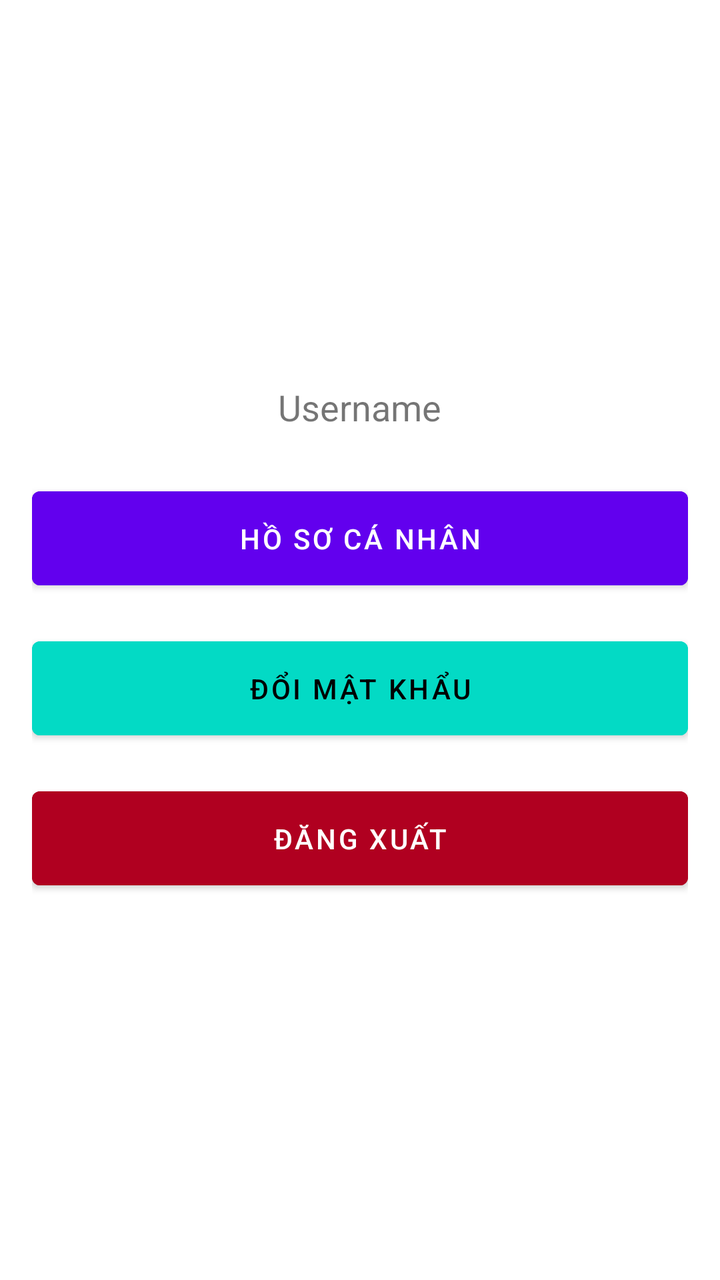
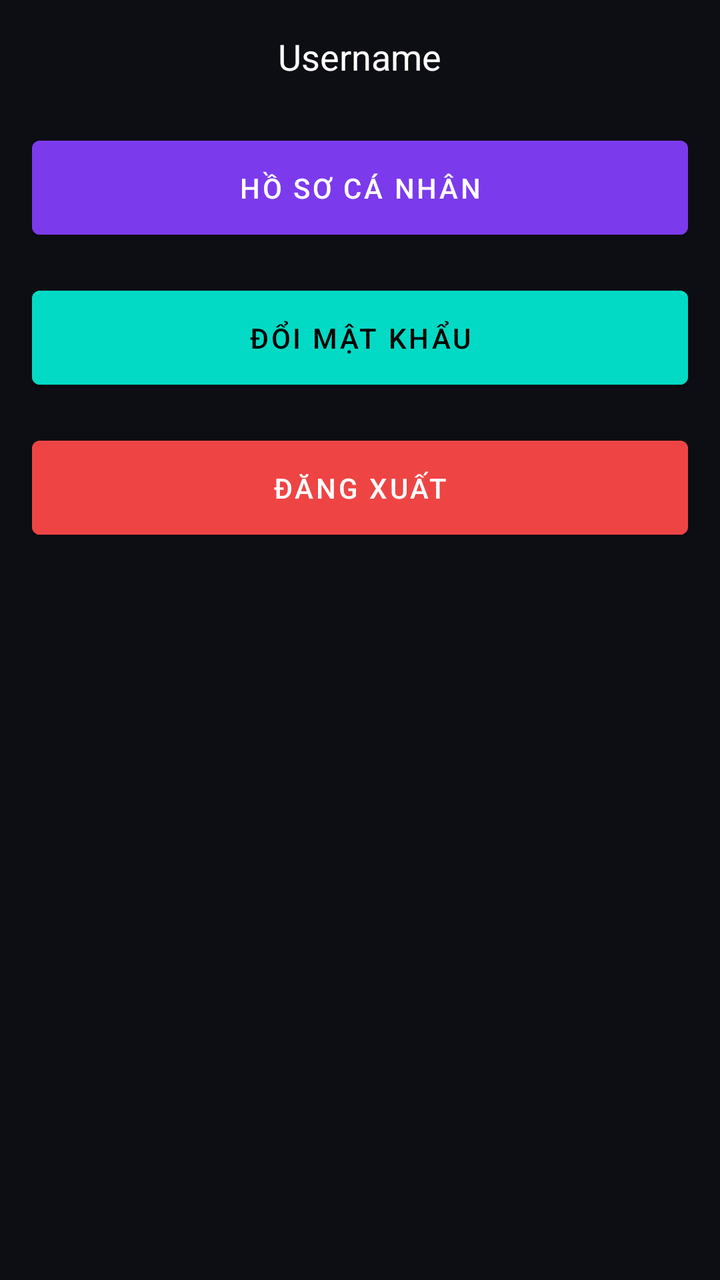

Compare the two renders of this Android layout. The source of the first and the diff that turns it into the second are given below.
<!-- AndroidManifest.xml: application theme Theme.MusicApp -->
<!-- res/layout/fragment_setting.xml -->
<?xml version="1.0" encoding="utf-8"?>
<LinearLayout xmlns:android="http://schemas.android.com/apk/res/android"
    android:layout_width="match_parent"
    android:layout_height="match_parent"
    android:orientation="vertical"
    android:padding="16dp"
    android:gravity="center">

    <TextView
        android:id="@+id/textViewUsername"
        android:layout_width="wrap_content"
        android:layout_height="wrap_content"
        android:text="Username"
        android:textSize="18sp"
        android:layout_marginBottom="24dp" />

    <Button
        android:id="@+id/buttonAdmin"
        android:layout_width="match_parent"
        android:layout_height="wrap_content"
        android:text="Quản lý Admin"
        android:padding="12dp"
        android:layout_marginBottom="16dp"
        android:visibility="gone"
        android:backgroundTint="#6200EE"
        android:textColor="@android:color/white" />

    <Button
        android:id="@+id/buttonProfile"
        android:layout_width="match_parent"
        android:layout_height="wrap_content"
        android:text="Hồ sơ cá nhân"
        android:padding="14dp"
        android:layout_marginBottom="16dp"
        android:backgroundTint="#6200EE"
        android:textColor="@android:color/white" />

    <Button
        android:id="@+id/buttonChangePassword"
        android:layout_width="match_parent"
        android:layout_height="wrap_content"
        android:text="Đổi mật khẩu"
        android:padding="14dp"
        android:layout_marginBottom="16dp"
        android:backgroundTint="#03DAC5"
        android:textColor="@android:color/black" />

    <Button
        android:id="@+id/buttonLogout"
        android:layout_width="match_parent"
        android:layout_height="wrap_content"
        android:text="Đăng xuất"
        android:padding="14dp"
        android:backgroundTint="#B00020"
        android:textColor="@android:color/white" />

</LinearLayout>
<!-- resources referenced by this layout -->
<resources>
  <style name="Theme.MusicApp" parent="Theme.MaterialComponents.DayNight.DarkActionBar">
          <item name="colorPrimary">@color/purple_500</item>
          <item name="colorPrimaryVariant">@color/purple_700</item>
          <item name="colorOnPrimary">@color/white</item>
          <item name="colorSecondary">@color/teal_200</item>
          <item name="colorSecondaryVariant">@color/teal_700</item>
          <item name="colorOnSecondary">@color/black</item>
          <item name="android:statusBarColor">?attr/colorPrimaryVariant</item>
      </style>
  <color name="purple_500">#FF6200EE</color>
  <color name="purple_700">#FF3700B3</color>
  <color name="white">#FFFFFFFF</color>
  <color name="teal_200">#FF03DAC5</color>
  <color name="teal_700">#FF018786</color>
  <color name="black">#FF000000</color>
</resources>

<!-- the commit's change to res/layout/fragment_setting.xml (unified diff, before → after) -->
@@ -4,7 +4,8 @@
     android:layout_height="match_parent"
     android:orientation="vertical"
     android:padding="16dp"
-    android:gravity="center">
+    android:gravity="top|center_horizontal"
+    android:background="@color/bg_dark">
 
     <TextView
         android:id="@+id/textViewUsername"
@@ -12,6 +13,7 @@
         android:layout_height="wrap_content"
         android:text="Username"
         android:textSize="18sp"
+        android:textColor="@color/text_primary"
         android:layout_marginBottom="24dp" />
 
     <Button
@@ -22,8 +24,8 @@
         android:padding="12dp"
         android:layout_marginBottom="16dp"
         android:visibility="gone"
-        android:backgroundTint="#6200EE"
-        android:textColor="@android:color/white" />
+        android:backgroundTint="@color/color_primary_purple"
+        android:textColor="@color/text_primary" />
 
     <Button
         android:id="@+id/buttonProfile"
@@ -32,8 +34,8 @@
         android:text="Hồ sơ cá nhân"
         android:padding="14dp"
         android:layout_marginBottom="16dp"
-        android:backgroundTint="#6200EE"
-        android:textColor="@android:color/white" />
+        android:backgroundTint="@color/color_primary_purple"
+        android:textColor="@color/text_primary" />
 
     <Button
         android:id="@+id/buttonChangePassword"
@@ -42,8 +44,8 @@
         android:text="Đổi mật khẩu"
         android:padding="14dp"
         android:layout_marginBottom="16dp"
-        android:backgroundTint="#03DAC5"
-        android:textColor="@android:color/black" />
+        android:backgroundTint="@color/teal_200"
+        android:textColor="@color/black" />
 
     <Button
         android:id="@+id/buttonLogout"
@@ -51,7 +53,7 @@
         android:layout_height="wrap_content"
         android:text="Đăng xuất"
         android:padding="14dp"
-        android:backgroundTint="#B00020"
-        android:textColor="@android:color/white" />
+        android:backgroundTint="#EF4444"
+        android:textColor="@color/text_primary" />
 
 </LinearLayout>
<!-- resource entries referenced after the edit -->
@@ -1,5 +1,6 @@
 <!-- resources referenced by this layout -->
 <resources>
+  <color name="bg_dark">#0D0D14</color>
   <style name="Theme.MusicApp" parent="Theme.MaterialComponents.DayNight.DarkActionBar">
           <item name="colorPrimary">@color/purple_500</item>
           <item name="colorPrimaryVariant">@color/purple_700</item>
@@ -13,7 +14,9 @@
   <color name="purple_700">#FF3700B3</color>
   <color name="white">#FFFFFFFF</color>
   <color name="teal_200">#FF03DAC5</color>
+  <color name="text_primary">#FFFFFF</color>
   <color name="teal_700">#FF018786</color>
   <color name="black">#FF000000</color>
+  <color name="color_primary_purple">#7C3AED</color>
 </resources>
 
